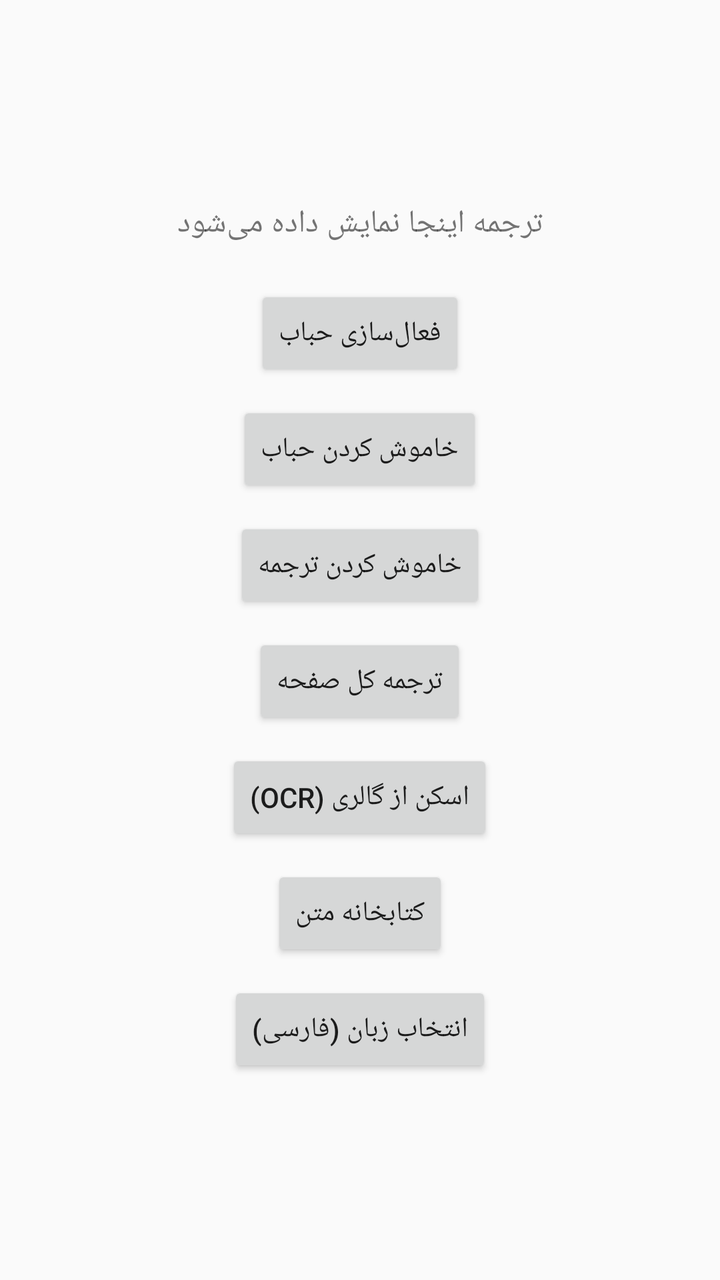
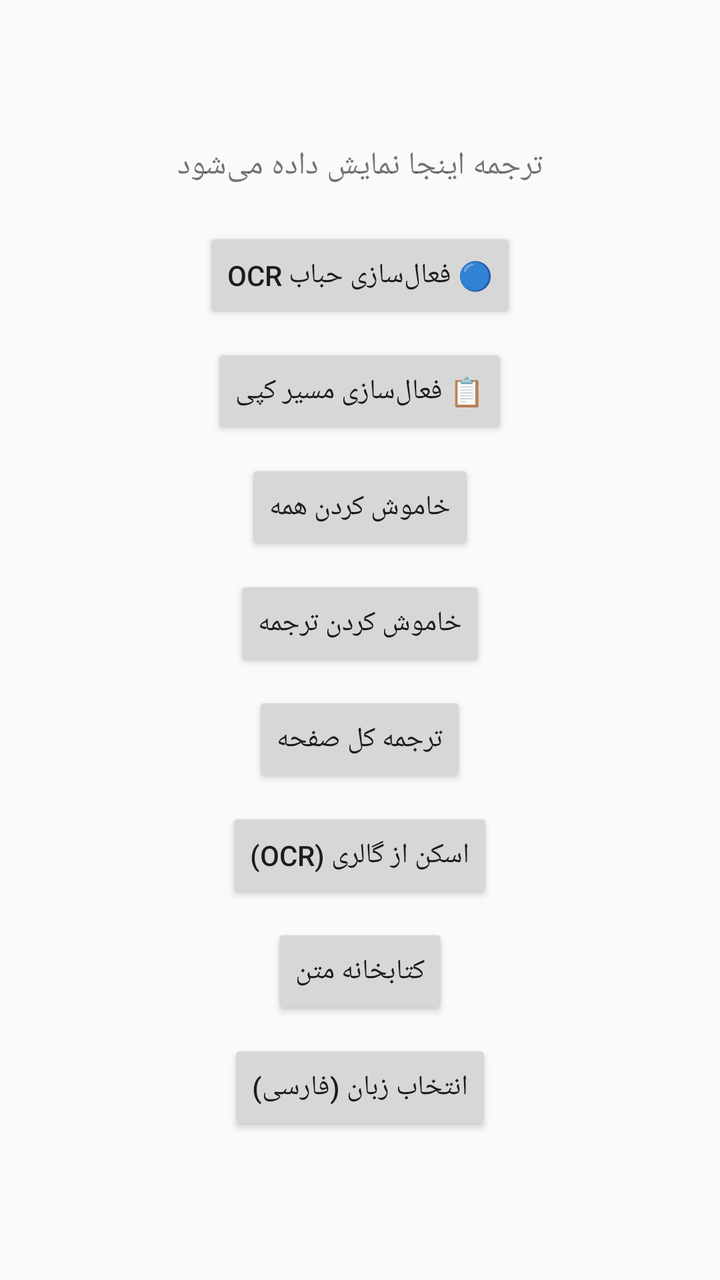

An Android layout rendered at two revisions. The XML below is the earlier revision; the diff shows what the commit changed to produce the second picture.
<!-- AndroidManifest.xml: application theme android:Theme.Material.Light.DarkActionBar -->
<!-- res/layout/activity_main.xml -->
<?xml version="1.0" encoding="utf-8"?>
<LinearLayout xmlns:android="http://schemas.android.com/apk/res/android"
    android:layout_width="match_parent"
    android:layout_height="match_parent"
    android:orientation="vertical"
    android:gravity="center"
    android:padding="20dp">

    <TextView
        android:id="@+id/resultText"
        android:layout_width="wrap_content"
        android:layout_height="wrap_content"
        android:text="ترجمه اینجا نمایش داده می‌شود"
        android:textSize="16sp"
        android:layout_marginBottom="20dp"
        android:gravity="center" />

    <Button
        android:id="@+id/translateButton"
        android:layout_width="wrap_content"
        android:layout_height="wrap_content"
        android:text="فعال‌سازی حباب" />

    <Button
        android:id="@+id/stopButton"
        android:layout_width="wrap_content"
        android:layout_height="wrap_content"
        android:layout_marginTop="10dp"
        android:text="خاموش کردن حباب" />

    <Button
        android:id="@+id/toggleTranslateButton"
        android:layout_width="wrap_content"
        android:layout_height="wrap_content"
        android:layout_marginTop="10dp"
        android:text="خاموش کردن ترجمه" />

    <Button
        android:id="@+id/manualTranslateButton"
        android:layout_width="wrap_content"
        android:layout_height="wrap_content"
        android:layout_marginTop="10dp"
        android:text="ترجمه کل صفحه" />

    <Button
        android:id="@+id/scanFromGalleryButton"
        android:layout_width="wrap_content"
        android:layout_height="wrap_content"
        android:layout_marginTop="10dp"
        android:text="اسکن از گالری (OCR)" />

    <Button
        android:id="@+id/libraryButton"
        android:layout_width="wrap_content"
        android:layout_height="wrap_content"
        android:layout_marginTop="10dp"
        android:text="کتابخانه متن" />

    <Button
        android:id="@+id/languageButton"
        android:layout_width="wrap_content"
        android:layout_height="wrap_content"
        android:layout_marginTop="10dp"
        android:text="انتخاب زبان (فارسی)" />

</LinearLayout>
<!-- resources referenced by this layout -->
<resources>

</resources>

<!-- the commit's change to res/layout/activity_main.xml (unified diff, before → after) -->
@@ -19,14 +19,21 @@
         android:id="@+id/translateButton"
         android:layout_width="wrap_content"
         android:layout_height="wrap_content"
-        android:text="فعال‌سازی حباب" />
+        android:text="🔵 فعال‌سازی حباب OCR" />
+
+    <Button
+        android:id="@+id/clipboardButton"
+        android:layout_width="wrap_content"
+        android:layout_height="wrap_content"
+        android:layout_marginTop="10dp"
+        android:text="📋 فعال‌سازی مسیر کپی" />
 
     <Button
         android:id="@+id/stopButton"
         android:layout_width="wrap_content"
         android:layout_height="wrap_content"
         android:layout_marginTop="10dp"
-        android:text="خاموش کردن حباب" />
+        android:text="خاموش کردن همه" />
 
     <Button
         android:id="@+id/toggleTranslateButton"
